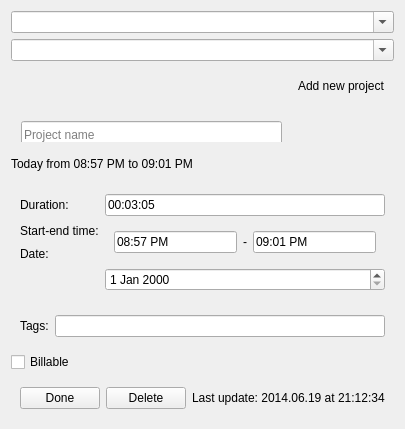
Above: src/ui/linux/TogglDesktop/timeentryeditorwidget.ui from toggl-open-source/toggldesktop before the change. Below: the same form after it.
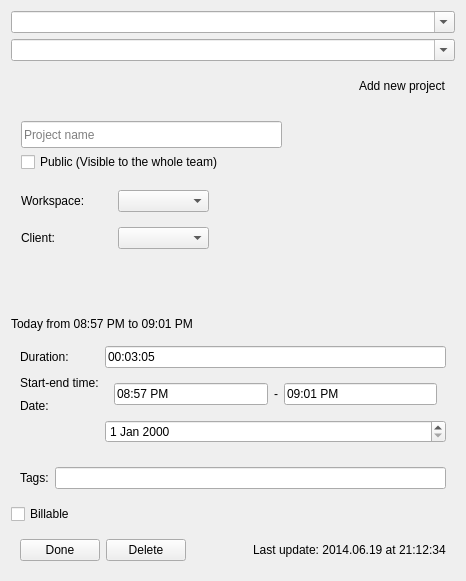
That is the form after the change.

Commit message: Hide editor details by default (linux)

Patch:
```diff
--- a/src/ui/linux/TogglDesktop/timeentryeditorwidget.ui
+++ b/src/ui/linux/TogglDesktop/timeentryeditorwidget.ui
@@ -6,8 +6,8 @@
    <rect>
     <x>0</x>
     <y>0</y>
-    <width>375</width>
-    <height>429</height>
+    <width>466</width>
+    <height>581</height>
    </rect>
   </property>
   <property name="windowTitle">
@@ -58,7 +58,13 @@
     </widget>
    </item>
    <item>
-    <widget class="QWidget" name="widget_3" native="true">
+    <widget class="QWidget" name="newProject" native="true">
+     <property name="sizePolicy">
+      <sizepolicy hsizetype="Preferred" vsizetype="MinimumExpanding">
+       <horstretch>0</horstretch>
+       <verstretch>0</verstretch>
+      </sizepolicy>
+     </property>
      <widget class="QLineEdit" name="newProjectName">
       <property name="geometry">
        <rect>
```
The commit also changes 1 other file.
